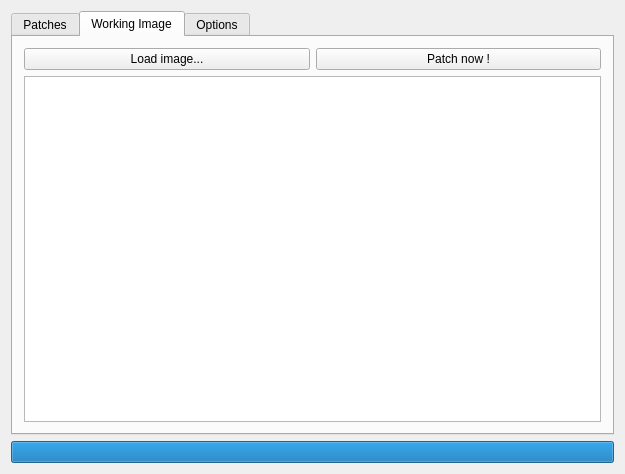
This is widget.ui in antigol/PatchworkImage as Qt 5 draws it before an edit. The edited form follows.
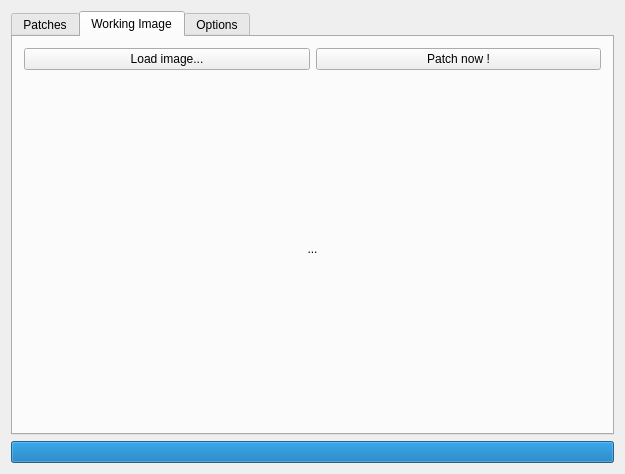
This is the edited form. The open tabs and pages were chosen to show the change. Custom widgets are drawn as their Qt base class.

Patch:
```diff
--- a/widget.ui
+++ b/widget.ui
@@ -60,7 +60,20 @@
         </layout>
        </item>
        <item>
-        <widget class="QGraphicsView" name="graphicsView"/>
+        <widget class="QLabel" name="label_image">
+         <property name="sizePolicy">
+          <sizepolicy hsizetype="Expanding" vsizetype="Expanding">
+           <horstretch>0</horstretch>
+           <verstretch>0</verstretch>
+          </sizepolicy>
+         </property>
+         <property name="text">
+          <string>...</string>
+         </property>
+         <property name="alignment">
+          <set>Qt::AlignCenter</set>
+         </property>
+        </widget>
        </item>
       </layout>
      </widget>
@@ -134,6 +147,13 @@
   </layout>
  </widget>
  <layoutdefault spacing="6" margin="11"/>
+ <customwidgets>
+  <customwidget>
+   <class>ProgressBar</class>
+   <extends>QProgressBar</extends>
+   <header location="global">progressbar.h</header>
+  </customwidget>
+ </customwidgets>
  <resources/>
  <connections/>
 </ui>
```
Left out of the diff: 14 changed lines with no effect on the pictures.
